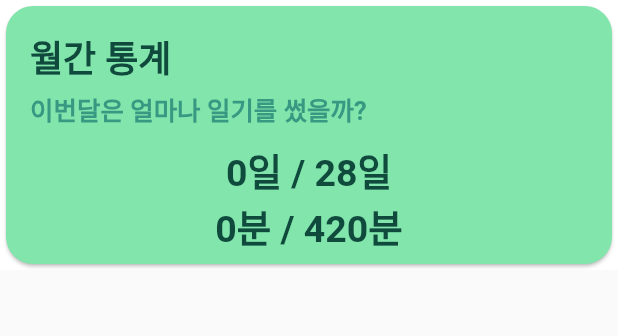
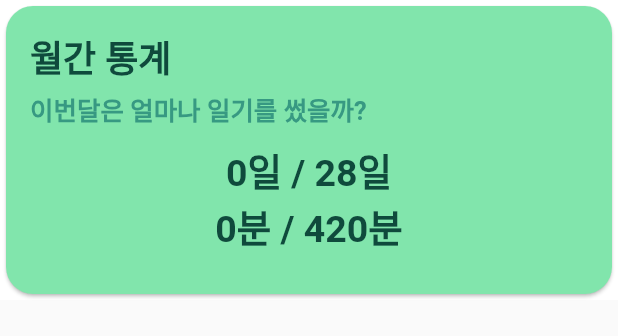
Before and after one commit to C0deWave/fifteen_minute_diary, a Flutter app: the StatisticWidget widget shown alone on an empty page, opened directly, on a phone screen of 412 x 824 dp. Shown: the top 336 px of the screen. Run offline on Flutter 3.47's test engine with Material 2 defaults, Android fonts, the phone set to English and light mode, and no system bars; our stand-ins replace auto_size_text, carousel_slider, cloud_firestore, date_format, dismissible_page, firebase_auth and 18 more; missing offline and left inert: cupertino_tabbar, hashtagable; accounts and stored records are empty; statements that could not run were skipped.

Commit message:
Fix: 월간통계 내용 overflow 해결

```diff
--- a/lib/controller/statistic_controller.dart
+++ b/lib/controller/statistic_controller.dart
@@ -15,7 +15,7 @@ class StaticController extends GetxController {
   String getTitleText() => _title;
   String getSubTitleText() => _subTitle;
 
-  getMonthlyStatistic({
+  Widget getMonthlyStatistic({
     required int totalDay,
     required int dailyDay,
     required int totalTime,
--- a/lib/main_peed_screen/component/calandar_tab/statistic_widget.dart
+++ b/lib/main_peed_screen/component/calandar_tab/statistic_widget.dart
@@ -15,7 +15,7 @@ class StatisticWidget extends StatelessWidget {
       builder: (controller) => AnimatedContainer(
         duration: const Duration(milliseconds: 500),
         color: Colors.white,
-        height: controller.getWidgetHeight(),
+        height: controller.getWidgetHeight() + 20,
         child: Card(
           elevation: 1,
           shape:
```
